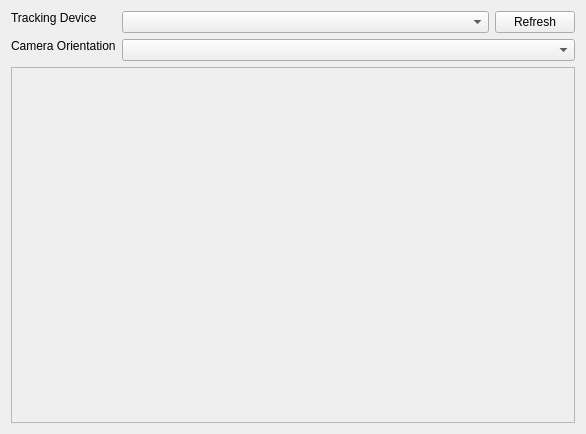
Old version of the form src/qt_gui/device_setup.ui in the repository mavak/linux-track.
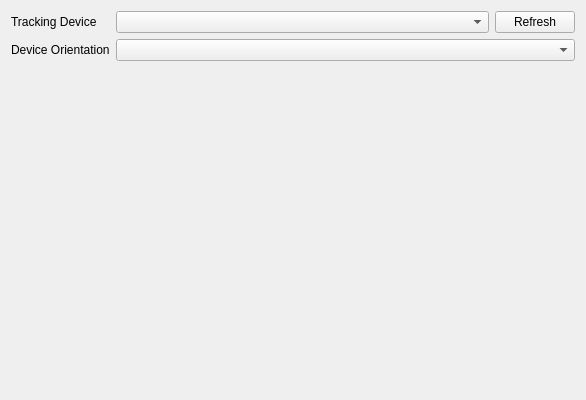
New version of the form.

Commit message: Added new dialogue for XPlane plugin installation. Mickey and wii_server aren't compiled when they shouldn't. Visually tweaked device setup dialogues. Fixed memory leak in the wine bridge client.

Patch:
```diff
--- a/src/qt_gui/device_setup.ui
+++ b/src/qt_gui/device_setup.ui
@@ -7,7 +7,7 @@
     <x>0</x>
     <y>0</y>
     <width>586</width>
-    <height>434</height>
+    <height>400</height>
    </rect>
   </property>
   <property name="windowTitle">
@@ -15,7 +15,10 @@
   </property>
   <layout class="QVBoxLayout" name="verticalLayout">
    <item>
-    <layout class="QFormLayout" name="formLayout">
+    <layout class="QGridLayout" name="gridLayout">
+     <property name="sizeConstraint">
+      <enum>QLayout::SetDefaultConstraint</enum>
+     </property>
      <item row="0" column="0">
       <widget class="QLabel" name="label_2">
        <property name="sizePolicy">
@@ -29,6 +32,29 @@
        </property>
       </widget>
      </item>
+     <item row="1" column="0">
+      <widget class="QLabel" name="label">
+       <property name="sizePolicy">
+        <sizepolicy hsizetype="Maximum" vsizetype="Maximum">
+         <horstretch>0</horstretch>
+         <verstretch>0</verstretch>
+        </sizepolicy>
+       </property>
+       <property name="text">
+        <string>Device Orientation</string>
+       </property>
+      </widget>
+     </item>
+     <item row="1" column="1">
+      <widget class="QComboBox" name="CameraOrientation">
+       <property name="sizePolicy">
+        <sizepolicy hsizetype="Preferred" vsizetype="Maximum">
+         <horstretch>0</horstretch>
+         <verstretch>0</verstretch>
+        </sizepolicy>
+       </property>
+      </widget>
+     </item>
      <item row="0" column="1">
       <layout class="QHBoxLayout" name="horizontalLayout_11">
        <item>
@@ -56,51 +82,27 @@
        </item>
       </layout>
      </item>
-     <item row="1" column="0">
-      <widget class="QLabel" name="label">
-       <property name="sizePolicy">
-        <sizepolicy hsizetype="Maximum" vsizetype="Maximum">
-         <horstretch>0</horstretch>
-         <verstretch>0</verstretch>
-        </sizepolicy>
-       </property>
-       <property name="text">
-        <string>Camera Orientation</string>
-       </property>
-      </widget>
-     </item>
-     <item row="1" column="1">
-      <widget class="QComboBox" name="CameraOrientation">
-       <property name="sizePolicy">
-        <sizepolicy hsizetype="Preferred" vsizetype="Maximum">
-         <horstretch>0</horstretch>
-         <verstretch>0</verstretch>
-        </sizepolicy>
-       </property>
-      </widget>
-     </item>
     </layout>
    </item>
    <item>
-    <widget class="QFrame" name="DeviceSetupFrame">
-     <property name="sizePolicy">
-      <sizepolicy hsizetype="Preferred" vsizetype="Expanding">
-       <horstretch>0</horstretch>
-       <verstretch>0</verstretch>
-      </sizepolicy>
+    <layout class="QVBoxLayout" name="DeviceSetupSite" stretch="">
+     <property name="sizeConstraint">
+      <enum>QLayout::SetDefaultConstraint</enum>
      </property>
-     <property name="frameShape">
-      <enum>QFrame::StyledPanel</enum>
+    </layout>
+   </item>
+   <item>
+    <spacer name="verticalSpacer">
+     <property name="orientation">
+      <enum>Qt::Vertical</enum>
      </property>
-     <property name="frameShadow">
-      <enum>QFrame::Raised</enum>
+     <property name="sizeHint" stdset="0">
+      <size>
+       <width>20</width>
+       <height>40</height>
+      </size>
      </property>
-     <layout class="QVBoxLayout" name="verticalLayout_2">
-      <item>
-       <layout class="QVBoxLayout" name="DeviceSetupSite"/>
-      </item>
-     </layout>
-    </widget>
+    </spacer>
    </item>
   </layout>
  </widget>
```
Left out of the diff: 2 changed lines with no effect on the pictures. The commit also changes 16 other files.
